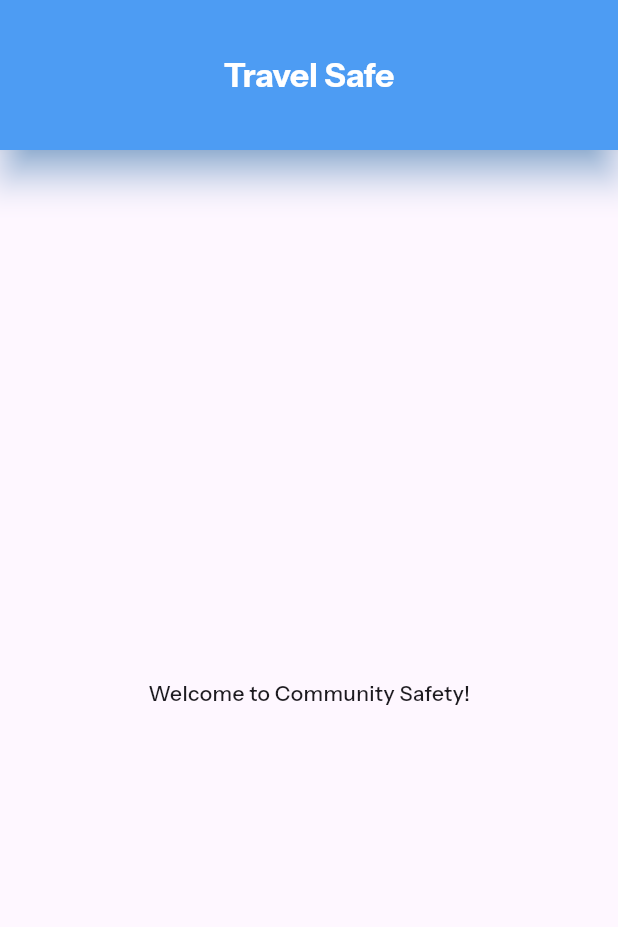
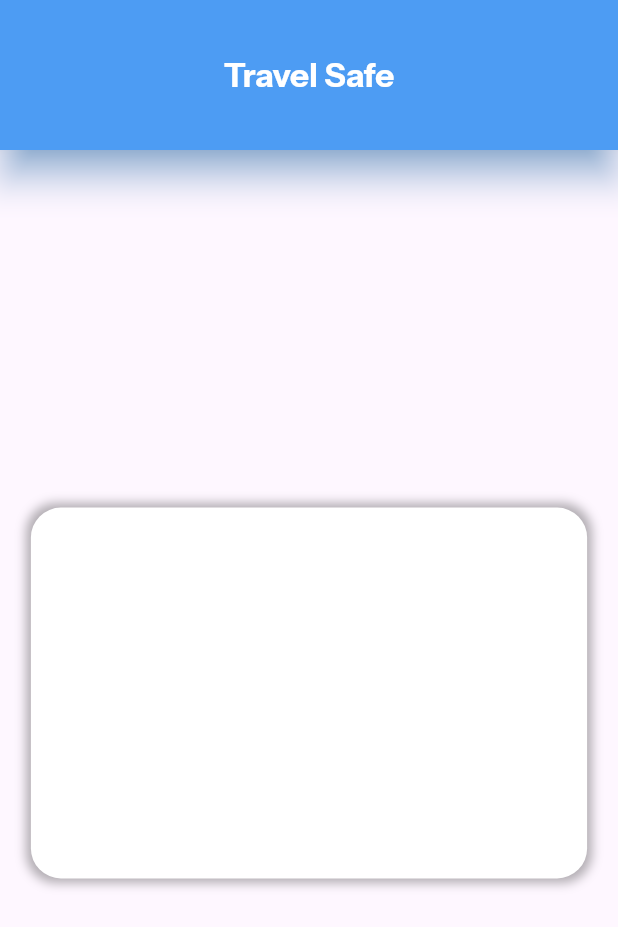
Before and after one commit to RikvanBilsen/Community-Safety, a Flutter app: the screen it shows after launch, on a phone screen of 412 x 824 dp. Shown: the top 927 px of the screen. Run offline on Flutter 3.47's test engine with Material 3 defaults, Android fonts, the phone set to English and light mode, and no system bars; project files that could hold a hidden picture were left out.

Commit message:
main card added

```diff
--- a/front-end/community_safety/lib/pages/home.dart
+++ b/front-end/community_safety/lib/pages/home.dart
@@ -6,9 +6,29 @@ class HomePage extends StatelessWidget {
 
   @override
   Widget build(BuildContext context) {
+    double screenWidth = MediaQuery.of(context).size.width;
+    double screenHeight = MediaQuery.of(context).size.height;
+
     return Scaffold(
       appBar: appBar(),
-      body: const Center(child: Text('Welcome to Community Safety!')),
+      body: Center(
+        child: Container(
+          width: screenWidth * 0.9,
+          height: screenHeight * 0.3,
+          decoration: BoxDecoration(
+            color: Colors.white,
+            borderRadius: BorderRadius.circular(20),
+            boxShadow: [
+              BoxShadow(
+                color: Colors.black.withOpacity(0.3),
+                blurRadius: 5,
+                spreadRadius: 3,
+                offset: Offset(0, 0),
+              ),
+            ],
+          ),
+        ),
+      ),
     );
   }
 
@@ -21,10 +41,7 @@ class HomePage extends StatelessWidget {
       title: Center(
         child: const Text(
           'Travel Safe',
-          style: TextStyle(
-            fontWeight: FontWeight.bold,
-            color: Colors.white
-            ),
+          style: TextStyle(fontWeight: FontWeight.bold, color: Colors.white),
         ),
       ),
     );
```
